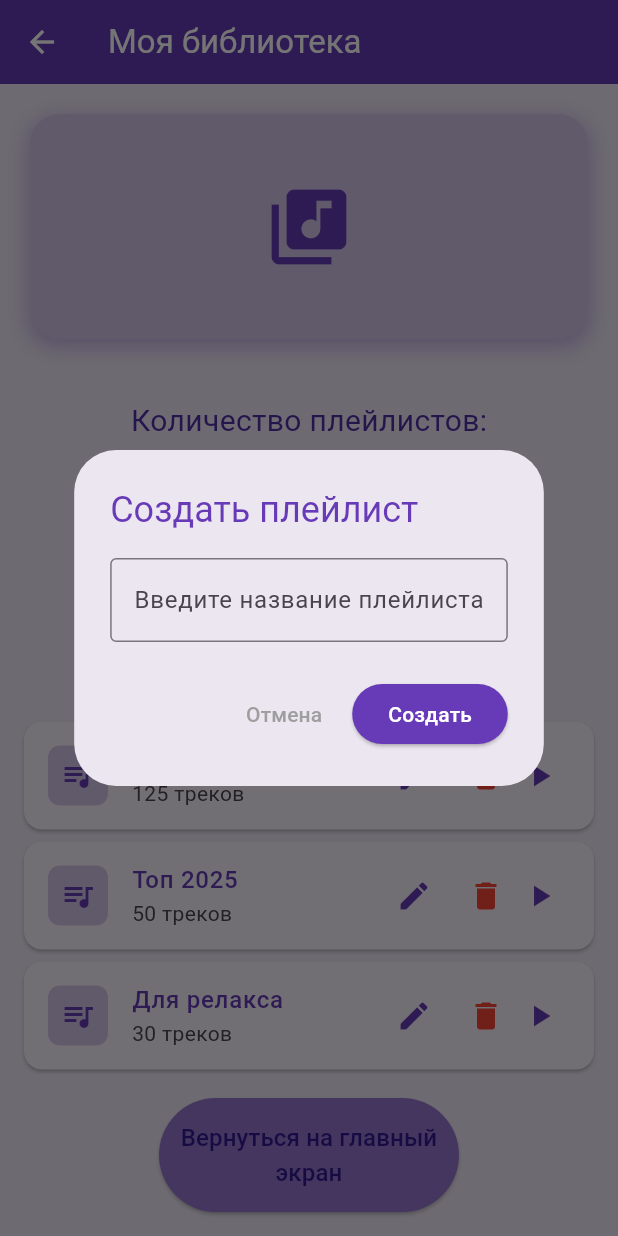
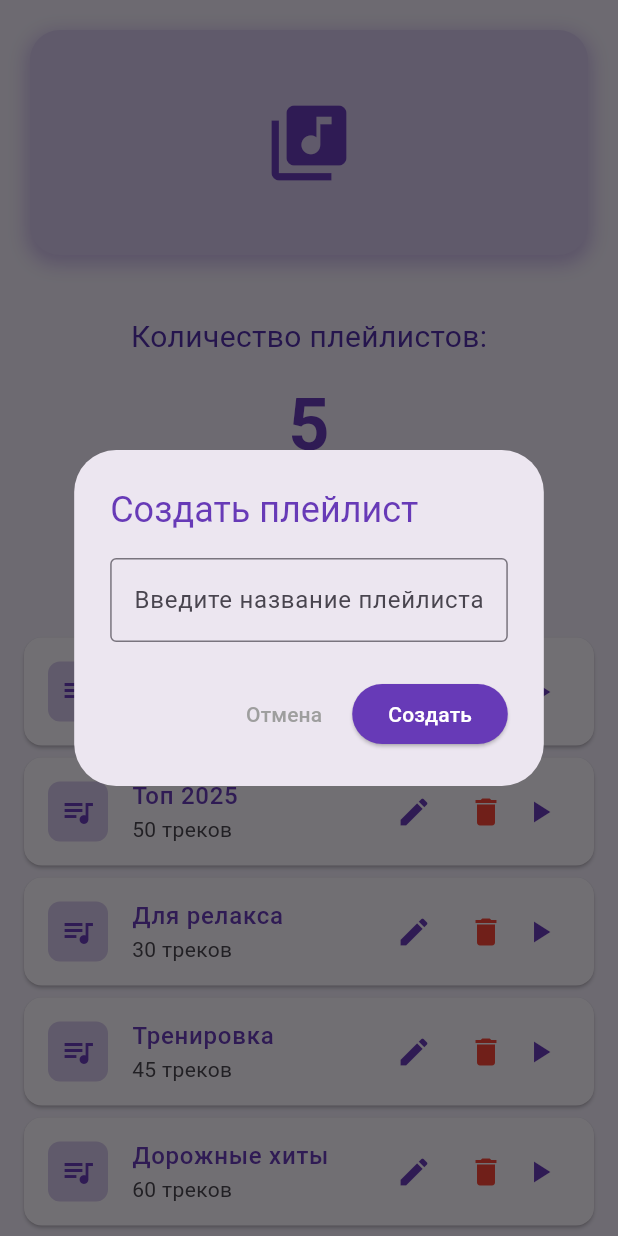
Before and after one commit to mifoxti/lyakhov_prac_1, a Flutter app: the LibraryScreen screen opened by its route, after a tap on "Добавить плейлист", on a phone screen of 412 x 824 dp. Run offline on Flutter 3.47's test engine with Material 3 defaults, Android fonts, the phone set to English and light mode, and no system bars; drawn by our look-alikes of cached_network_image; our stand-ins replace go_router; network calls fail.

Commit message:
Подготовка к горизонтальной навигации

```diff
--- a/lib/features/library/screens/library_screen.dart
+++ b/lib/features/library/screens/library_screen.dart
@@ -1,5 +1,4 @@
 import 'package:flutter/material.dart';
-import 'package:go_router/go_router.dart';
 import 'package:cached_network_image/cached_network_image.dart';
 
 class LibraryScreen extends StatefulWidget {
@@ -167,15 +166,6 @@ class _LibraryScreenState extends State<LibraryScreen> {
   Widget build(BuildContext context) {
     return Scaffold(
       backgroundColor: Colors.deepPurple[50],
-      appBar: AppBar(
-        title: const Text('Моя библиотека'),
-        backgroundColor: Colors.deepPurple,
-        foregroundColor: Colors.white,
-        leading: IconButton(
-          icon: const Icon(Icons.arrow_back),
-          onPressed: () => context.pop(),
-        ),
-      ),
       body: Column(
         children: [
           Container(
@@ -306,29 +296,6 @@ class _LibraryScreenState extends State<LibraryScreen> {
               },
             ),
           ),
-          Padding(
-            padding: const EdgeInsets.all(16.0),
-            child: SizedBox(
-              width: 200,
-              child: ElevatedButton(
-                onPressed: () {
-                  context.pop();
-                },
-                style: ElevatedButton.styleFrom(
-                  backgroundColor: Colors.deepPurple[300],
-                  padding: const EdgeInsets.symmetric(vertical: 15),
-                ),
-                child: Text(
-                  'Вернуться на главный экран',
-                  style: TextStyle(
-                    fontSize: 16,
-                    color: Colors.deepPurple[900],
-                  ),
-                  textAlign: TextAlign.center,
-                ),
-              ),
-            ),
-          ),
         ],
       ),
     );
```
Also changed, not shown: lib/features/player/screens/player_screen.dart (+0 -23 lines), lib/features/profile/screens/profile_screen.dart (+0 -31 lines), lib/features/search/screens/search_screen.dart (+0 -31 lines).
